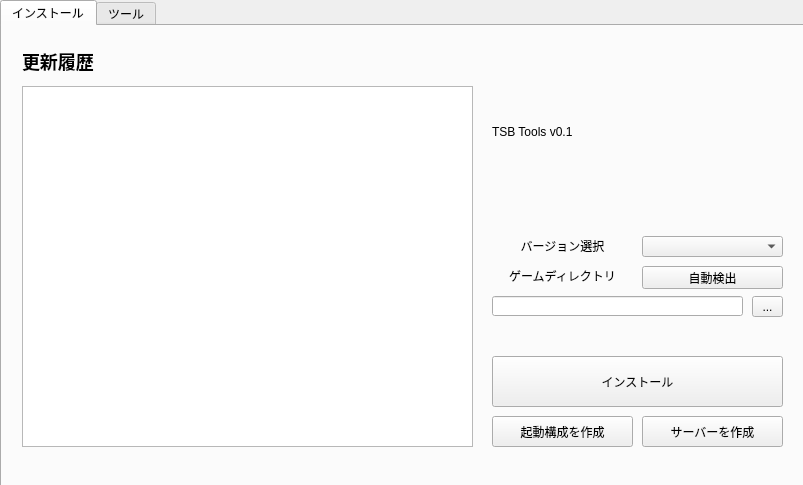
This is main.ui in 0kq-github/TSBTools as Qt 5 draws it before an edit. The edited form follows.
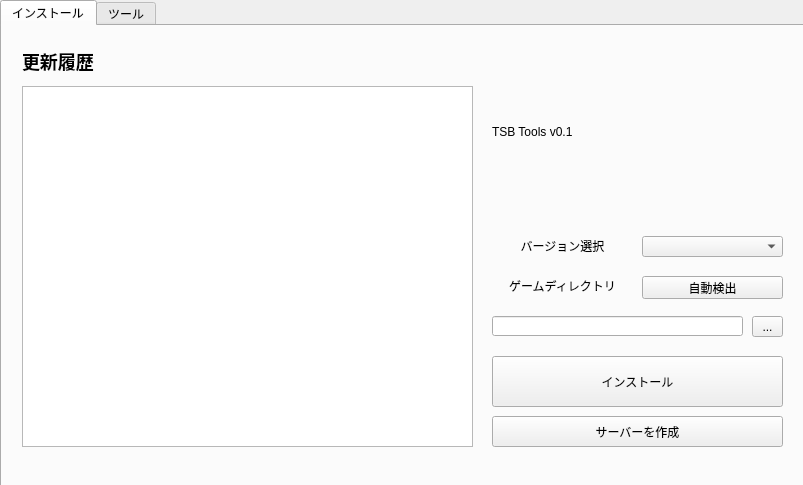
This is the edited form.

Patch:
```diff
--- a/main.ui
+++ b/main.ui
@@ -99,25 +99,12 @@
        <string/>
       </property>
      </widget>
-     <widget class="QPushButton" name="pushButton_2">
-      <property name="geometry">
-       <rect>
-        <x>490</x>
-        <y>390</y>
-        <width>141</width>
-        <height>31</height>
-       </rect>
-      </property>
-      <property name="text">
-       <string>起動構成を作成</string>
-      </property>
-     </widget>
      <widget class="QPushButton" name="pushButton_3">
       <property name="geometry">
        <rect>
-        <x>640</x>
+        <x>490</x>
         <y>390</y>
-        <width>141</width>
+        <width>291</width>
         <height>31</height>
        </rect>
       </property>
@@ -155,7 +142,7 @@
       <property name="geometry">
        <rect>
         <x>490</x>
-        <y>270</y>
+        <y>290</y>
         <width>251</width>
         <height>20</height>
        </rect>
@@ -168,7 +155,7 @@
       <property name="geometry">
        <rect>
         <x>750</x>
-        <y>270</y>
+        <y>290</y>
         <width>31</width>
         <height>21</height>
        </rect>
@@ -181,7 +168,7 @@
       <property name="geometry">
        <rect>
         <x>490</x>
-        <y>240</y>
+        <y>250</y>
         <width>141</width>
         <height>21</height>
        </rect>
@@ -194,7 +181,7 @@
       <property name="geometry">
        <rect>
         <x>640</x>
-        <y>240</y>
+        <y>250</y>
         <width>141</width>
         <height>23</height>
        </rect>
```
